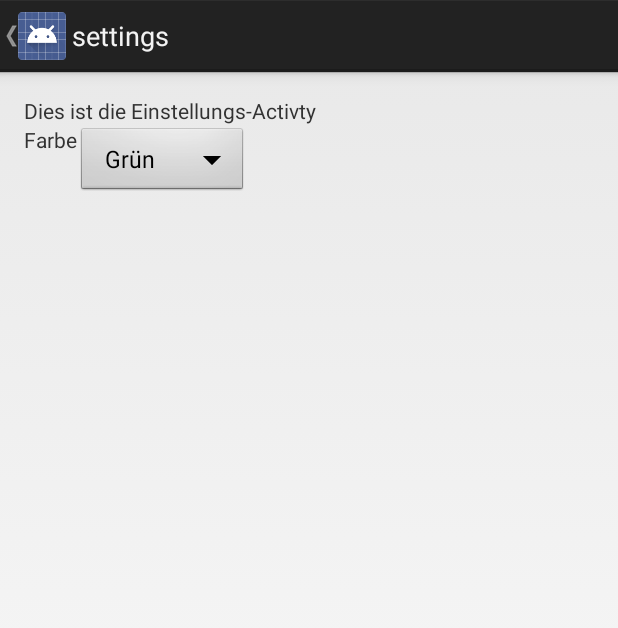
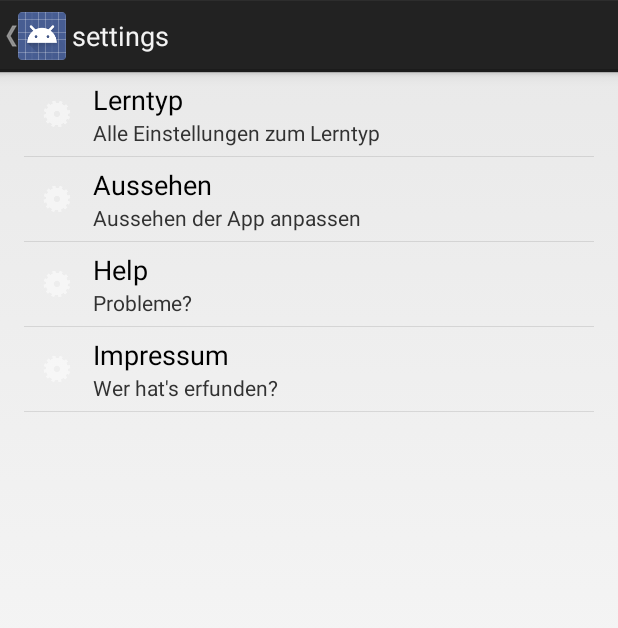
Before and after one commit to Seelenoede/Lernapp, an Android app: the screen it shows after launch (settings before the commit, SettingsActivity after it), in the options menu, after a tap on "Settings", on a phone screen of 412 x 824 dp. Shown: the top 628 px of the screen. Run offline under Robolectric (Android 15) with nearby library versions, the phone set to English and light mode, and no system bars.

Commit message:
Erste Idee zu den Einstellungen, Anwendung läuft. TODOs, siehe ToDo-Liste...

```diff
--- a/Lernapp/src/main/AndroidManifest.xml
+++ b/Lernapp/src/main/AndroidManifest.xml
@@ -27,10 +27,14 @@
             </intent-filter>
         </activity>
         <activity
-            android:name=".settings"
+            android:name=".SettingsActivity"
             android:label="@string/title_activity_settings"
             android:parentActivityName=".MainActivity" >
-
+    <!-- intent-filter wird benötigt um Lerntyp-Test-Activity aufrufen zu können-->
+            <intent-filter>
+                <action android:name=".SettingsActivity" />
+                <category android:name="android.intent.category.DEFAULT" />
+            </intent-filter>
             <!-- Parent activity meta-data to support 4.0 and lower -->
             <meta-data
                 android:name="android.support.PARENT_ACTIVITY"
--- a/Lernapp/src/main/java/com/wab/lernapp/MainActivity.java
+++ b/Lernapp/src/main/java/com/wab/lernapp/MainActivity.java
@@ -97,7 +97,7 @@ public class MainActivity extends Activity  implements View.OnClickListener {
          // Handle presses on the action bar items
          int id = item.getItemId();
          if (id == R.id.action_settings) {
-             Intent intent = new Intent(this, settings.class);
+             Intent intent = new Intent(MainActivity.this, SettingsActivity.class);
              startActivity(intent);
              return true;
          }
--- /dev/null
+++ b/Lernapp/src/main/java/com/wab/lernapp/SettingsActivity.java
@@ -0,0 +1,105 @@
+package com.wab.lernapp;
+
+import android.os.Bundle;
+import android.preference.PreferenceActivity;
+import android.preference.PreferenceFragment;
+import android.preference.PreferenceManager;
+
+import java.util.List;
+
+/**
+ * Created by Alexander on 27.04.2015.
+ */
+
+public class SettingsActivity extends PreferenceActivity {
+
+
+
+    /**
+     * For security it is necessary to check if a Fragment build inside of a Activity is valid (comes with API 19)
+     * Just returning "true" works, but it's not the idea this method.
+     */
+    @Override
+    protected boolean isValidFragment(String SettingsActivity$PrefsFragDidacticType) {
+        /**
+         * Fixme: isVaildFragment - Sicherheitscheck seit API19, wird derzeit umgangen
+         * Es ist die Frage wie man diese Funktion richtig aufruft/nutzt
+         * muss ich für jedes Fragment diese Funktion erneut anwenden/überschreiben?
+         */
+
+        //return SettingsActivity.class.getName().equals(SettingsActivity$PrefsFragDidacticType);
+        return true;
+    }
+
+    /**
+     * using "Bundle savedInstanceState" to save non-persistent data in a Bundle
+     * This prevents the data from being lost if the activity needs to be recreated (e.g. orientation change)
+    */
+    @Override
+    protected void onCreate(Bundle savedInstanceState) {
+        super.onCreate(savedInstanceState);
+
+    }
+    /**
+     * Populate the activity with the top-level headers.
+     * Headers are defined in resource "preference_headers.xml"
+     * Loading headers using a list.
+    */
+    @Override
+    public void onBuildHeaders(List<Header> target) {
+        loadHeadersFromResource(R.xml.preference_headers, target);
+    }
+
+    /**
+     * This Fragment shows the preferences for the first header.
+     * Loading preferences fragment to edit didactic type settings
+     * "Bundle savedInstanceState" see first OnCreate method in this activity
+     */
+    //TODO: Back-Button verweist nicht auf "letztes" Fragment
+    public static class PrefsFragDidacticType extends PreferenceFragment {
+        @Override
+        public void onCreate(Bundle savedInstanceState) {
+
+            super.onCreate(savedInstanceState);
+
+            //Set default values
+            PreferenceManager.setDefaultValues(getActivity(), R.xml.preference_lerntyp, false);
+
+            // Load the preferences from an XML resource
+            addPreferencesFromResource(R.xml.preference_lerntyp);
+        }
+    }
+
+    /**
+     * This is a second-level fragment.
+     * It shows up the "didactic type test" - Activity/Fragment
+     */
+    public static class PrefsFragDidacticTypeTest extends PreferenceFragment{
+        @Override
+        public void onCreate(Bundle savedInstanceState){
+            super.onCreate(savedInstanceState);
+
+            //TODO: Lerntyptest als Fragment der Einstellungen oder als eigene Activity?
+        }
+    }
+
+
+
+    /**
+     * This Fragment shows the preferences for the second header.
+     * Loading preferences fragment to edit Appearance settings
+     * "Bundle savedInstanceState" see first OnCreate method in this activity
+     */
+    public static class PrefsFragAppearance extends PreferenceFragment {
+        @Override
+        public void onCreate(Bundle savedInstanceState) {
+            super.onCreate(savedInstanceState);
+
+            //Set default values
+            PreferenceManager.setDefaultValues(getActivity(), R.xml.preference_appearance, false);
+
+            // Load the preferences from an XML resource
+            addPreferencesFromResource(R.xml.preference_appearance);
+        }
+    }
+}
--- a/Lernapp/src/main/res/values/strings.xml
+++ b/Lernapp/src/main/res/values/strings.xml
@@ -18,12 +18,35 @@
         <item>Auswertungen</item>
         <item>Lerntipps</item>
     </string-array>
+
     <string-array name="spinner_colors_item_array">
         <item>Grün</item>
         <item>Rosa</item>
         <item>Gelb</item>
         <item>Blau</item>
     </string-array>
+
+
+<!--#########################-->
+<!-- Begin Preferences Values-->
+<!--#########################-->
     <string name="title_activity_settings">settings</string>
+<!--Preferences for didactic type-->
+    <string name="didactic_type">Lerntyp auswählen</string>
+    <string-array name="default_didactic_types">
+        <item>visuell</item>
+        <item>auditiv</item>
+        <item>Mischtyp</item>
+    </string-array>
+    <string name="didactic_type_test">Lerntyp-Test starten</string>
+<!--Preferences for appearance-->
+    <string name="appearance">Aussehen ändern</string>
+    <string-array name="default_colors">
+        <item>Grün</item>
+        <item>Rosa</item>
+        <item>Gelb</item>
+        <item>Blau</item>
+    </string-array>
+
 
 </resources>
--- /dev/null
+++ b/Lernapp/src/main/res/xml/preference_appearance.xml
@@ -0,0 +1,12 @@
+<?xml version="1.0" encoding="utf-8"?>
+<PreferenceScreen xmlns:android="http://schemas.android.com/apk/res/android">
+    <ListPreference
+        android:dialogTitle="@string/appearance"
+        android:key="preference_appearance"
+        android:summary=""
+        android:title="@string/appearance"
+        android:entries="@array/default_colors"
+        android:entryValues="@array/default_colors"
+        android:defaultValue="@array/default_colors"
+        />
+</PreferenceScreen>
--- /dev/null
+++ b/Lernapp/src/main/res/xml/preference_headers.xml
@@ -0,0 +1,34 @@
+<?xml version="1.0" encoding="utf-8"?>
+<preference-headers
+       xmlns:android="http://schemas.android.com/apk/res/android">
+
+    <header android:fragment="com.wab.lernapp.SettingsActivity$PrefsFragDidacticType"
+        android:icon="@drawable/ic_einstellungen"
+        android:title="Lerntyp"
+        android:summary="Alle Einstellungen zum Lerntyp"
+    />
+
+    <header android:fragment="com.wab.lernapp.SettingsActivity$PrefsFragAppearance"
+        android:icon="@drawable/ic_einstellungen"
+        android:title="Aussehen"
+        android:summary="Aussehen der App anpassen"
+    />
+    <!-- TODO: Hilfe und Impressum evtl. wo anders unterbringen?-->
+<!-- Es folgen Beispiele, laut design-Richtlinie gehören Hilfe und Impressum nicht in die Einstellungen, weil es nict einzustellen gibt-->
+    <header android:icon="@drawable/ic_einstellungen"
+        android:title="Help"
+        android:summary="Probleme?">
+        <intent
+            android:action="android.intent.action.VIEW"
+            android:data="mailto:alexander.lelonek@gmail.com?subject=this is a test subject">
+            <!--<extra android:name="android.intent.extra.TEXT" android:value="This is a test" />-->
+        </intent>
+    </header>
+
+    <header android:icon="@drawable/ic_einstellungen"
+        android:title="Impressum"
+        android:summary="Wer hat's erfunden?">
+    </header>
+
+
+</preference-headers>
--- /dev/null
+++ b/Lernapp/src/main/res/xml/preference_lerntyp.xml
@@ -0,0 +1,19 @@
+<?xml version="1.0" encoding="utf-8"?>
+<PreferenceScreen xmlns:android="http://schemas.android.com/apk/res/android">
+    <MultiSelectListPreference
+        android:dialogTitle="@string/didactic_type"
+        android:key="preference_didactic_type"
+        android:summary="Lege deinen Lerntyp manuell fest"
+        android:title="@string/didactic_type"
+        android:entries="@array/default_didactic_types"
+        android:entryValues="@array/default_didactic_types"
+        android:defaultValue="@array/default_didactic_types"
+        />
+    <PreferenceScreen
+        android:key="preference_didactic_type_test"
+        android:title="@string/didactic_type_test"
+        android:summary="Starte den Lerntypentest erneut">
+        <!--TODO: Verweist noch auf falsche Activity siehe ToDo "Lerntypentest als Fragment der Einst..." -->
+        <intent android:action=".SettingsActivity" />
+    </PreferenceScreen>
+</PreferenceScreen>
```
Also changed, not shown: 2 other files.
